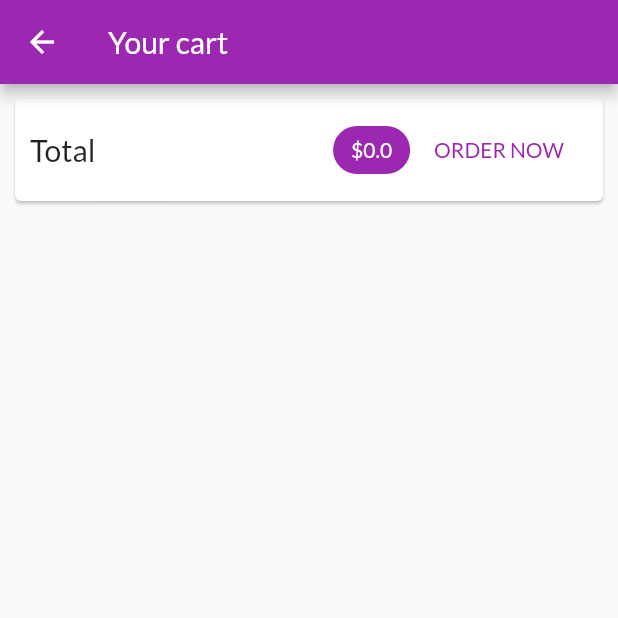
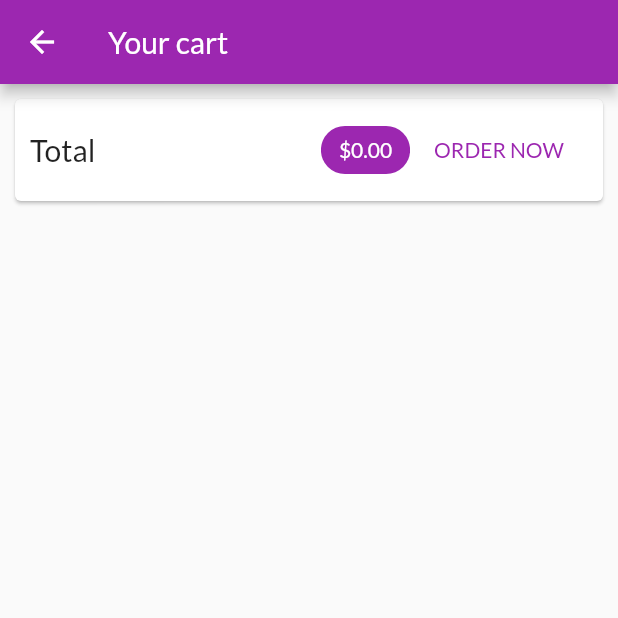
Before and after one commit to Harrisonnguyen1210/Shop_App, a Flutter app: the CartScreen screen opened by its route, after a tap on "ORDER NOW", on a phone screen of 412 x 824 dp, the top half of it. Run offline on Flutter 3.47's test engine with Material 2 defaults, Android fonts, the phone set to English and light mode, and no system bars; network calls fail.

Commit message:
Adding app drawer, order sreen

```diff
--- a/lib/main.dart
+++ b/lib/main.dart
@@ -1,7 +1,9 @@
 import 'package:flutter/material.dart';
 import 'package:shop_app/providers/cart_provider.dart';
+import 'package:shop_app/providers/orders_provider.dart';
 import 'package:shop_app/providers/products_provider.dart';
 import 'package:shop_app/screens/cart_screen.dart';
+import 'package:shop_app/screens/orders_screen.dart';
 import 'package:shop_app/screens/product_detail_screen.dart';
 import 'package:shop_app/screens/products_overview_screen.dart';
 import 'package:provider/provider.dart';
@@ -15,6 +17,7 @@ class MyApp extends StatelessWidget {
       providers: [
         ChangeNotifierProvider(create: (buildContext) => ProductProvider()),
         ChangeNotifierProvider(create: (buildContext) => CartProvider()),
+        ChangeNotifierProvider(create: (buildContext) => OrdersProvider()),
       ],
       child: MaterialApp(
         title: 'Flutter Demo',
@@ -27,6 +30,7 @@ class MyApp extends StatelessWidget {
         routes: {
           ProductDetailScreen.route: (context) => ProductDetailScreen(),
           CartScreen.route: (context) => CartScreen(),
+          OrdersScreen.route: (context) => OrdersScreen(),
         },
       ),
     );
--- a/lib/providers/cart_provider.dart
+++ b/lib/providers/cart_provider.dart
@@ -62,4 +62,9 @@ class CartProvider with ChangeNotifier {
     _items.remove(productId);
     notifyListeners();
   }
+
+  void clearCart() {
+    _items = {};
+    notifyListeners();
+  }
 }
--- /dev/null
+++ b/lib/providers/orders_provider.dart
@@ -0,0 +1,36 @@
+import 'package:flutter/material.dart';
+import 'package:shop_app/providers/cart_provider.dart';
+
+class OrderItem {
+  final String id;
+  final double amount;
+  final List<ItemCart> cartItems;
+  final DateTime dateTime;
+
+  OrderItem(
+      {@required this.id,
+      @required this.amount,
+      @required this.cartItems,
+      @required this.dateTime});
+}
+
+class OrdersProvider with ChangeNotifier {
+  List<OrderItem> _orders = [];
+
+  List<OrderItem> get orders {
+    return [..._orders];
+  }
+
+  void addOrder(List<ItemCart> cartItems, double total) {
+    _orders.insert(
+      0,
+      OrderItem(
+        id: DateTime.now().toString(),
+        amount: total,
+        cartItems: cartItems,
+        dateTime: DateTime.now(),
+      ),
+    );
+    notifyListeners();
+  }
+}
--- a/lib/screens/cart_screen.dart
+++ b/lib/screens/cart_screen.dart
@@ -1,6 +1,7 @@
 import 'package:flutter/material.dart';
 import 'package:provider/provider.dart';
 import 'package:shop_app/providers/cart_provider.dart';
+import 'package:shop_app/providers/orders_provider.dart';
 import 'package:shop_app/widgets/cart_item.dart';
 
 class CartScreen extends StatelessWidget {
@@ -30,7 +31,7 @@ class CartScreen extends StatelessWidget {
                   Spacer(),
                   Chip(
                     label: Text(
-                      '\$${cartProvider.totalAmount}',
+                      '\$${cartProvider.totalAmount.toStringAsFixed(2)}',
                       style: TextStyle(
                         color:
                             Theme.of(context).primaryTextTheme.headline6.color,
@@ -39,7 +40,12 @@ class CartScreen extends StatelessWidget {
                     backgroundColor: Theme.of(context).primaryColor,
                   ),
                   FlatButton(
-                    onPressed: () {},
+                    onPressed: () {
+                      Provider.of<OrdersProvider>(context, listen: false).addOrder(
+                          cartProvider.items.values.toList(),
+                          cartProvider.totalAmount);
+                      cartProvider.clearCart();
+                    },
                     child: Text('ORDER NOW'),
                     textColor: Theme.of(context).primaryColor,
                   )
--- /dev/null
+++ b/lib/screens/orders_screen.dart
@@ -0,0 +1,26 @@
+import 'package:flutter/material.dart';
+import 'package:provider/provider.dart';
+import 'package:shop_app/providers/orders_provider.dart';
+import 'package:shop_app/widgets/app_drawer.dart';
+import 'package:shop_app/widgets/item_order.dart';
+
+class OrdersScreen extends StatelessWidget {
+  static const route = '/order';
+
+  @override
+  Widget build(BuildContext context) {
+    final ordersProvider = Provider.of<OrdersProvider>(context);
+
+    return Scaffold(
+      appBar: AppBar(
+        title: Text('Your orders'),
+      ),
+      body: ListView.builder(
+        itemCount: ordersProvider.orders.length,
+        itemBuilder: (context, index) =>
+            ItemOrder(ordersProvider.orders[index]),
+      ),
+      drawer: AppDrawer(),
+    );
+  }
+}
--- a/lib/screens/products_overview_screen.dart
+++ b/lib/screens/products_overview_screen.dart
@@ -2,6 +2,7 @@ import 'package:flutter/material.dart';
 import 'package:provider/provider.dart';
 import 'package:shop_app/providers/cart_provider.dart';
 import 'package:shop_app/screens/cart_screen.dart';
+import 'package:shop_app/widgets/app_drawer.dart';
 import 'package:shop_app/widgets/badge.dart';
 import 'package:shop_app/widgets/product_grid.dart';
 
@@ -59,6 +60,7 @@ class _ProductsOverviewScreenState extends State<ProductsOverviewScreen> {
         ],
       ),
       body: ProductGrid(_isShowingFavourites),
+      drawer: AppDrawer(),
     );
   }
 }
--- /dev/null
+++ b/lib/widgets/item_order.dart
@@ -0,0 +1,57 @@
+import 'dart:math';
+
+import 'package:flutter/material.dart';
+import 'package:intl/intl.dart';
+import 'package:shop_app/providers/orders_provider.dart';
+import 'package:shop_app/widgets/order_expanded.dart';
+
+class ItemOrder extends StatefulWidget {
+  final OrderItem orderItem;
+
+  ItemOrder(this.orderItem);
+
+  @override
+  _ItemOrderState createState() => _ItemOrderState();
+}
+
+class _ItemOrderState extends State<ItemOrder> {
+  var _expanded = false;
+
+  void _toggleExpanded() {
+    setState(() {
+      _expanded = !_expanded;
+    });
+  }
+
+  @override
+  Widget build(BuildContext context) {
+    return Card(
+      margin: EdgeInsets.all(10),
+      child: Column(
+        children: <Widget>[
+          ListTile(
+            title: Text('\$${widget.orderItem.amount}'),
+            subtitle: Text(
+              DateFormat('dd/MM/yyyy hh:mm').format(widget.orderItem.dateTime),
+            ),
+            trailing: IconButton(
+              icon: Icon(_expanded ? Icons.expand_less : Icons.expand_more),
+              onPressed: _toggleExpanded,
+            ),
+          ),
+          if (_expanded)
+            Container(
+              padding: EdgeInsets.symmetric(horizontal: 15, vertical: 4),
+              height: min(widget.orderItem.cartItems.length * 20.0 + 50, 100),
+              child: ListView.builder(
+                itemCount: widget.orderItem.cartItems.length,
+                itemBuilder: (context, index) => OrderExpanded(
+                  widget.orderItem.cartItems[index],
+                ),
+              ),
+            )
+        ],
+      ),
+    );
+  }
+}
--- a/pubspec.yaml
+++ b/pubspec.yaml
@@ -20,6 +20,8 @@ dependencies:
   flutter:
     sdk: flutter
   provider: ^4.1.0
+  intl: ^0.16.1
+
 
   # The following adds the Cupertino Icons font to your application.
   # Use with the CupertinoIcons class for iOS style icons.
```
Also changed, not shown: lib/screens/product_detail_screen.dart (+31 -1 lines), lib/widgets/app_drawer.dart (added, +34 -0 lines), lib/widgets/order_expanded.dart (added, +28 -0 lines), pubspec.lock.
